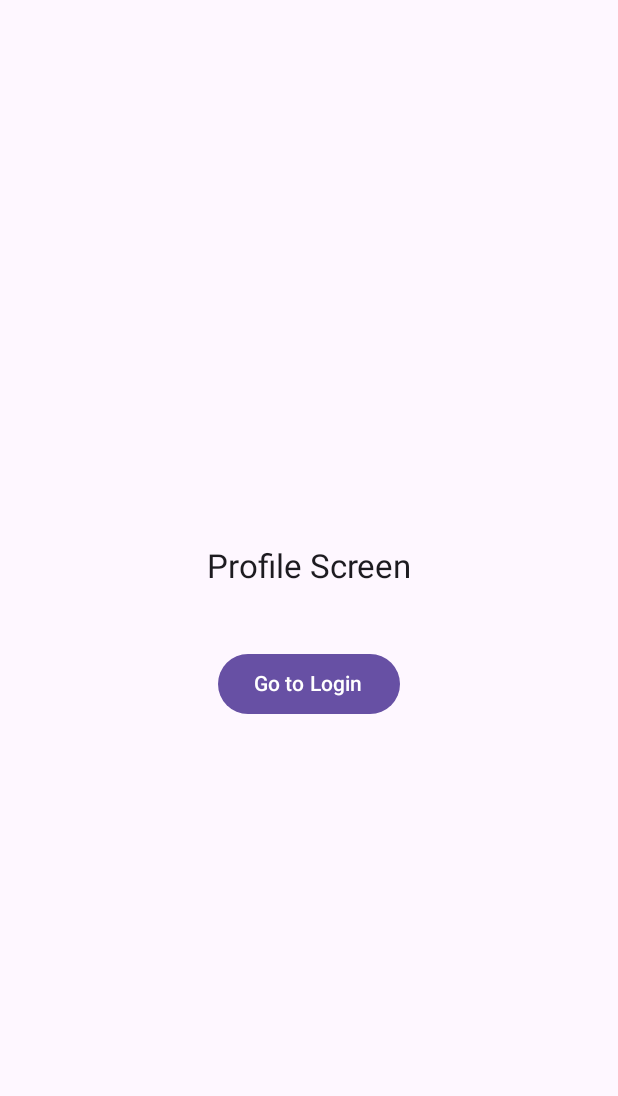
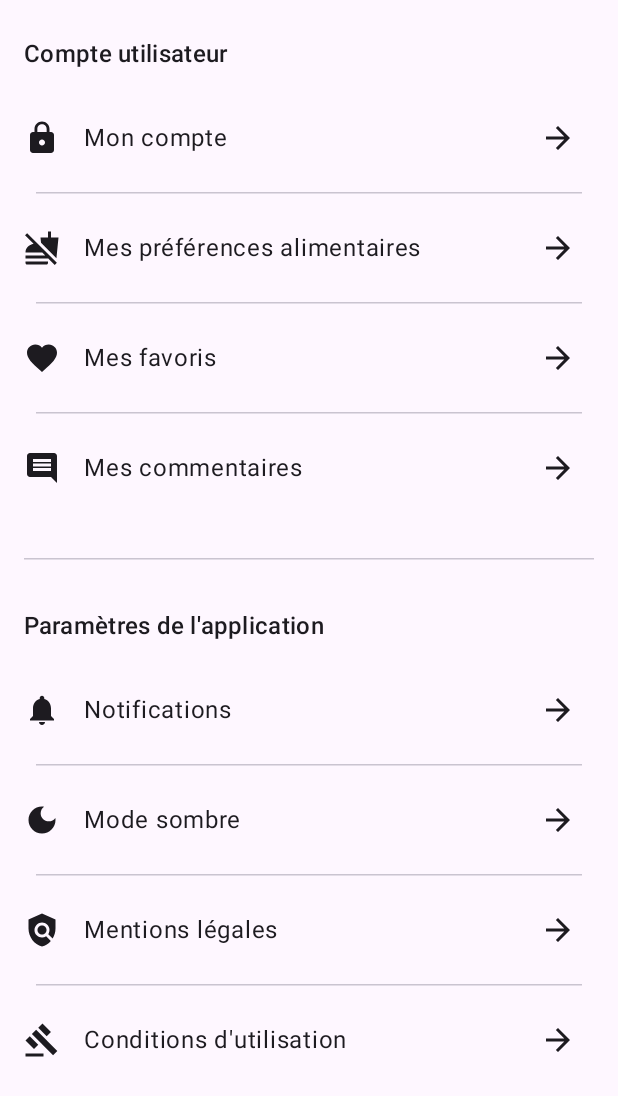
Before and after one commit to victorlmtr/gestion_recettes, an Android app built with Jetpack Compose: the @Preview function ProfileScreenPreview, on a phone screen of 412 x 824 dp. Shown: the top 1096 px of the screen. Run offline under Robolectric (Android 15) with nearby library versions, the phone set to English and light mode, and no system bars.

Commit message:
Added list of items in profile screen, started to implement grocery list functionality

```diff
--- /dev/null
+++ b/app/src/main/java/com/groupe/gestionrecettes/data/ProfileItem.kt
@@ -0,0 +1,9 @@
+package com.groupe.gestionrecettes.data
+
+import androidx.compose.ui.graphics.vector.ImageVector
+
+data class ProfileItem(
+    val title: String,
+    val icon: ImageVector,
+    val onClick: (() -> Unit)? = null
+)
--- /dev/null
+++ b/app/src/main/java/com/groupe/gestionrecettes/ui/composables/ProfileListItem.kt
@@ -0,0 +1,50 @@
+package com.groupe.gestionrecettes.ui.composables
+
+import androidx.compose.foundation.clickable
+import androidx.compose.foundation.layout.Row
+import androidx.compose.foundation.layout.Spacer
+import androidx.compose.foundation.layout.fillMaxWidth
+import androidx.compose.foundation.layout.padding
+import androidx.compose.foundation.layout.size
+import androidx.compose.foundation.layout.width
+import androidx.compose.material.icons.Icons
+import androidx.compose.material.icons.automirrored.filled.ArrowForward
+import androidx.compose.material.icons.filled.ArrowForward
+import androidx.compose.material3.Icon
+import androidx.compose.material3.IconButton
+import androidx.compose.material3.MaterialTheme
+import androidx.compose.material3.Text
+import androidx.compose.runtime.Composable
+import androidx.compose.ui.Alignment
+import androidx.compose.ui.Modifier
+import androidx.compose.ui.unit.dp
+import com.groupe.gestionrecettes.data.ProfileItem
+
+@Composable
+fun ProfileListItem(item: ProfileItem) {
+    Row(
+        modifier = Modifier
+            .fillMaxWidth()
+            .padding(vertical = 12.dp)
+            .clickable { item.onClick?.invoke() }, // Handle item click
+        verticalAlignment = Alignment.CenterVertically
+    ) {
+        Icon(
+            imageVector = item.icon,
+            contentDescription = item.title,
+            modifier = Modifier.size(24.dp)
+        )
+        Spacer(modifier = Modifier.width(16.dp))
+        Text(
+            text = item.title,
+            modifier = Modifier.weight(1f),
+            style = MaterialTheme.typography.bodyLarge
+        )
+        IconButton(onClick = { /* Navigate or perform action */ }) {
+            Icon(
+                imageVector = Icons.AutoMirrored.Filled.ArrowForward,
+                contentDescription = "Go to ${item.title}"
+            )
+        }
+    }
+}
--- /dev/null
+++ b/app/src/main/java/com/groupe/gestionrecettes/ui/composables/ProfileSection.kt
@@ -0,0 +1,32 @@
+package com.groupe.gestionrecettes.ui.composables
+
+import androidx.compose.foundation.layout.Column
+import androidx.compose.foundation.layout.padding
+import androidx.compose.material3.Divider
+import androidx.compose.material3.HorizontalDivider
+import androidx.compose.material3.MaterialTheme
+import androidx.compose.material3.Text
+import androidx.compose.runtime.Composable
+import androidx.compose.ui.Modifier
+import androidx.compose.ui.unit.dp
+import com.groupe.gestionrecettes.data.ProfileItem
+
+@Composable
+fun ProfileSection(
+    sectionName: String,
+    items: List<ProfileItem>
+) {
+    Column {
+        Text(
+            text = sectionName,
+            style = MaterialTheme.typography.titleMedium,
+            modifier = Modifier.padding(vertical = 8.dp)
+        )
+        items.forEachIndexed { index, item ->
+            ProfileListItem(item = item)
+            if (index < items.size - 1) {
+                HorizontalDivider(modifier = Modifier.padding(horizontal = 8.dp))
+            }
+        }
+    }
+}
--- a/app/src/main/java/com/groupe/gestionrecettes/ui/screens/ProfileScreen.kt
+++ b/app/src/main/java/com/groupe/gestionrecettes/ui/screens/ProfileScreen.kt
@@ -10,48 +10,91 @@ import androidx.navigation.NavController
 import androidx.compose.foundation.layout.Arrangement
 import androidx.compose.foundation.layout.Spacer
 import androidx.compose.foundation.layout.height
+import androidx.compose.foundation.lazy.LazyColumn
+import androidx.compose.material.icons.Icons
+import androidx.compose.material.icons.automirrored.filled.Comment
+import androidx.compose.material.icons.filled.Block
+import androidx.compose.material.icons.filled.Comment
+import androidx.compose.material.icons.filled.ContentCopy
+import androidx.compose.material.icons.filled.CreditCard
+import androidx.compose.material.icons.filled.DarkMode
+import androidx.compose.material.icons.filled.Email
+import androidx.compose.material.icons.filled.Fastfood
+import androidx.compose.material.icons.filled.Favorite
+import androidx.compose.material.icons.filled.Gavel
+import androidx.compose.material.icons.filled.Kitchen
+import androidx.compose.material.icons.filled.LocationOn
+import androidx.compose.material.icons.filled.Lock
+import androidx.compose.material.icons.filled.NoFood
+import androidx.compose.material.icons.filled.Notifications
+import androidx.compose.material.icons.filled.Policy
+import androidx.compose.material.icons.filled.PrivacyTip
+import androidx.compose.material.icons.filled.Sms
+import androidx.compose.material.icons.filled.Visibility
 import androidx.compose.material3.Button
+import androidx.compose.material3.Divider
+import androidx.compose.material3.HorizontalDivider
 import androidx.compose.material3.MaterialTheme
 import androidx.compose.material3.Text
 import androidx.compose.ui.Alignment
 import androidx.compose.ui.tooling.preview.Preview
 import androidx.compose.ui.unit.dp
 import androidx.navigation.compose.rememberNavController
+import com.groupe.gestionrecettes.data.ProfileItem
 import com.groupe.gestionrecettes.data.Screens
+import com.groupe.gestionrecettes.ui.composables.ProfileSection
 import com.groupe.gestionrecettes.ui.theme.ScrontchTheme
 
 @Composable
 fun ProfileScreen(navController: NavController) {
-
     ScrontchTheme {
         Surface(
             modifier = Modifier.fillMaxSize(),
             color = MaterialTheme.colorScheme.background
         ) {
-
-            Column(
+            LazyColumn(
                 modifier = Modifier
                     .fillMaxSize()
-                    .padding(15.dp),
-                horizontalAlignment = Alignment.CenterHorizontally,
-                verticalArrangement = Arrangement.Center
+                    .padding(16.dp),
+                verticalArrangement = Arrangement.spacedBy(16.dp)
             ) {
-                Text(
-                    "Profile Screen",
-                    style = MaterialTheme.typography.titleLarge,
-                    modifier = Modifier.padding(vertical = 20.dp)
-                )
-                Spacer(modifier = Modifier.height(20.dp))
-                Button(onClick = {
-                    navController.navigate(Screens.Login.route)
-                }) {
-                    Text("Go to Login")
+                // User Account Section
+                item {
+                    ProfileSection(
+                        sectionName = "Compte utilisateur",
+                        items = listOf(
+                            ProfileItem("Mon compte", Icons.Default.Lock) {
+                                navController.navigate(Screens.Login.route) // Navigate to Login screen
+                            },
+                            ProfileItem("Mes préférences alimentaires", Icons.Default.NoFood),
+                            ProfileItem("Mes favoris", Icons.Default.Favorite),
+                            ProfileItem("Mes commentaires", Icons.AutoMirrored.Filled.Comment)
+                        )
+                    )
+                }
+
+                // Divider between sections
+                item {
+                    HorizontalDivider(modifier = Modifier.padding(vertical = 8.dp))
+                }
+
+                // App Settings Section
+                item {
+                    ProfileSection(
+                        sectionName = "Paramètres de l'application",
+                        items = listOf(
+                            ProfileItem("Notifications", Icons.Default.Notifications),
+                            ProfileItem("Mode sombre", Icons.Default.DarkMode),
+                            ProfileItem("Mentions légales", Icons.Default.Policy),
+                            ProfileItem("Conditions d'utilisation", Icons.Default.Gavel)
+                        )
+                    )
                 }
             }
-
         }
     }
 }
+
 
 @Preview(showBackground = true)
 @Composable
```
Also changed, not shown: app/src/main/java/com/groupe/gestionrecettes/ui/composables/ExpandableCategory.kt (added, +56 -0 lines), app/src/main/java/com/groupe/gestionrecettes/ui/composables/GroceryListItem.kt (added, +48 -0 lines), app/src/main/java/com/groupe/gestionrecettes/ui/screens/GroceryListScreen.kt (added, +67 -0 lines), app/src/main/java/com/groupe/gestionrecettes/ui/screens/PantryListScreen.kt (added, +67 -0 lines), app/src/main/java/com/groupe/gestionrecettes/ui/screens/PantryScreen.kt (+6 -52 lines).
